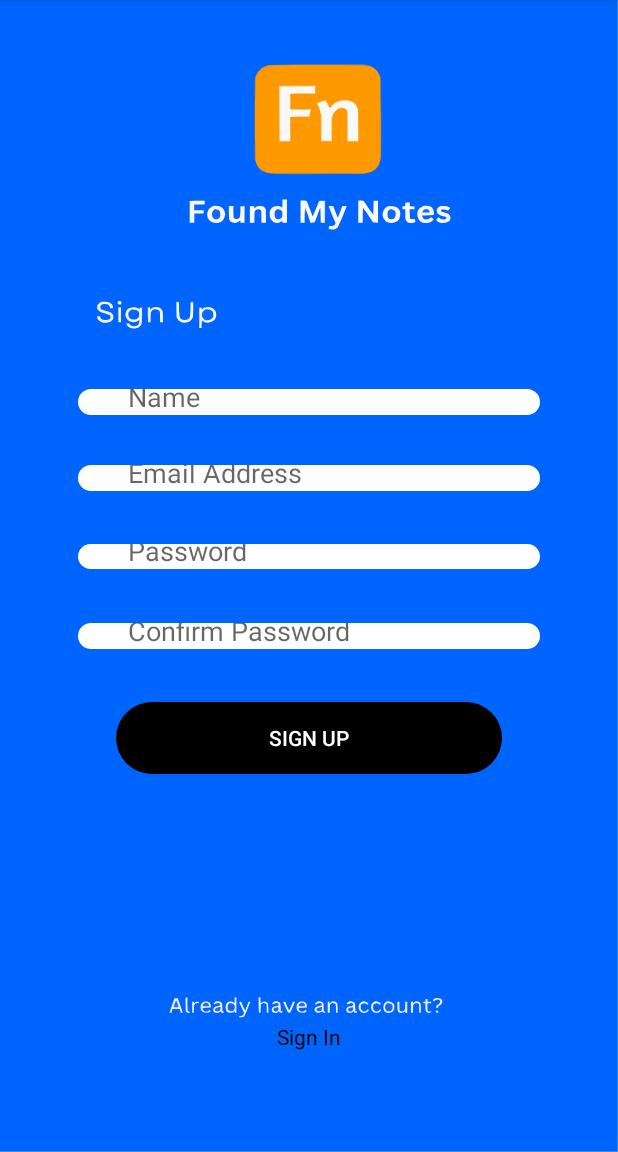
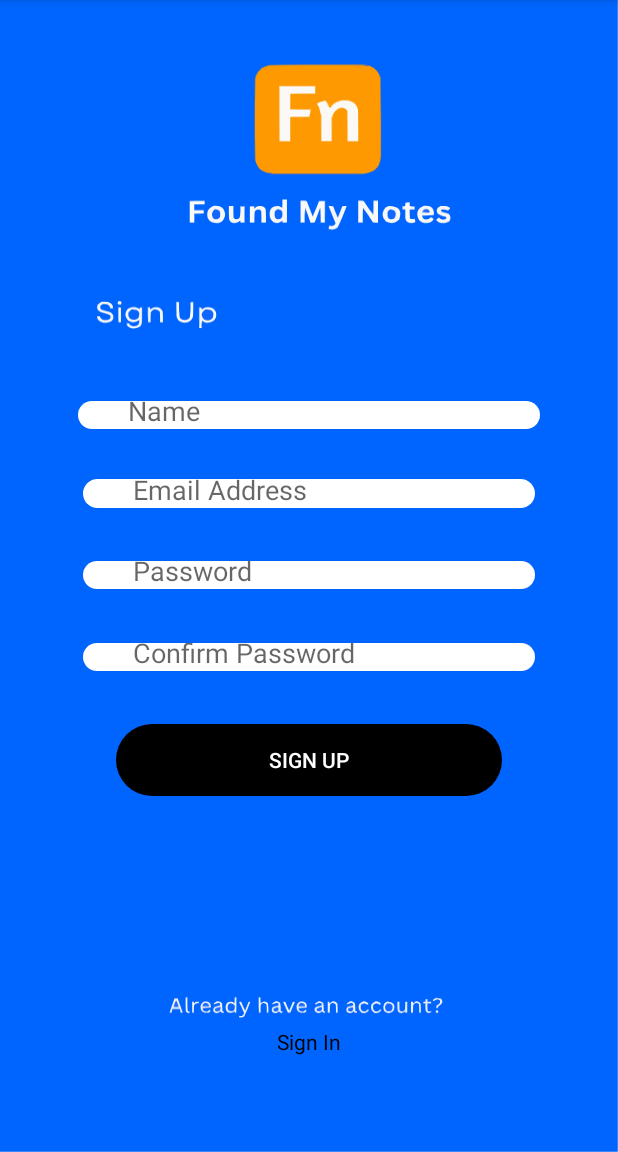
Before and after one commit to JohnChristianIdul/FoundMyNotes, an Android app: the Signup screen opened directly, with no data from a screen before it, on a phone screen of 412 x 824 dp, the part 84-1236 px from its top. Run offline under Robolectric (Android 15) with nearby library versions, the phone set to English and light mode, and no system bars.

Commit message:
Log in and Sign Up fixed textfields

```diff
--- a/app/src/main/java/com/example/foundmynotes/MainActivity.java
+++ b/app/src/main/java/com/example/foundmynotes/MainActivity.java
@@ -10,13 +10,12 @@ import android.widget.Button;
 
 public class MainActivity extends AppCompatActivity {
     Button btngetstarted;
-    @SuppressLint("MissingInflatedId")
     @Override
     protected void onCreate(Bundle savedInstanceState) {
         super.onCreate(savedInstanceState);
         setContentView(R.layout.activity_main);
 
-        btngetstarted= findViewById(R.id.btngetstarted);
+        btngetstarted = findViewById(R.id.btngetstarted);
 
         btngetstarted.setOnClickListener(new View.OnClickListener() {
             @Override
--- a/app/src/main/res/layout/activity_login.xml
+++ b/app/src/main/res/layout/activity_login.xml
@@ -23,8 +23,8 @@
 
     <EditText
         android:id="@+id/tfemail_address_login"
-        android:layout_width="0dp"
-        android:layout_height="0dp"
+        android:layout_width="300dp"
+        android:layout_height="50dp"
         android:layout_marginStart="52dp"
         android:layout_marginEnd="52dp"
         android:layout_marginBottom="21dp"
@@ -35,13 +35,14 @@
         android:paddingLeft="50px"
         app:layout_constraintBottom_toTopOf="@+id/tf_password_login"
         app:layout_constraintEnd_toEndOf="parent"
+        app:layout_constraintHorizontal_bias="0.0"
         app:layout_constraintStart_toStartOf="parent"
         app:layout_constraintTop_toBottomOf="@+id/textView" />
 
     <EditText
         android:id="@+id/tf_password_login"
-        android:layout_width="0dp"
-        android:layout_height="0dp"
+        android:layout_width="300dp"
+        android:layout_height="50dp"
         android:layout_marginStart="52dp"
         android:layout_marginEnd="52dp"
         android:layout_marginBottom="19dp"
--- a/app/src/main/res/layout/activity_signup.xml
+++ b/app/src/main/res/layout/activity_signup.xml
@@ -9,11 +9,28 @@
 
 
     <EditText
+        android:id="@+id/tfemail_address"
+        android:layout_width="0dp"
+        android:layout_height="0dp"
+        android:layout_marginStart="55dp"
+        android:layout_marginEnd="55dp"
+        android:layout_marginBottom="35dp"
+        android:background="@drawable/textfield"
+        android:ems="10"
+        android:hint="@string/email"
+        android:inputType="textPersonName"
+        android:paddingLeft="50px"
+        app:layout_constraintBottom_toTopOf="@+id/tfpassword"
+        app:layout_constraintEnd_toEndOf="parent"
+        app:layout_constraintStart_toStartOf="parent"
+        app:layout_constraintTop_toBottomOf="@+id/tfname" />
+
+    <EditText
         android:id="@+id/tfname"
         android:layout_width="0dp"
         android:layout_height="0dp"
         android:layout_marginStart="52dp"
-        android:layout_marginTop="259dp"
+        android:layout_marginTop="267dp"
         android:layout_marginEnd="52dp"
         android:layout_marginBottom="33dp"
         android:background="@drawable/textfield"
@@ -27,45 +44,11 @@
         app:layout_constraintTop_toTopOf="parent" />
 
     <EditText
-        android:id="@+id/tfemail_address"
-        android:layout_width="0dp"
-        android:layout_height="0dp"
-        android:layout_marginStart="52dp"
-        android:layout_marginEnd="52dp"
-        android:layout_marginBottom="35dp"
-        android:background="@drawable/textfield"
-        android:ems="10"
-        android:hint="@string/email"
-        android:inputType="textPersonName"
-        android:paddingLeft="50px"
-        app:layout_constraintBottom_toTopOf="@+id/tfpassword"
-        app:layout_constraintEnd_toEndOf="parent"
-        app:layout_constraintStart_toStartOf="parent"
-        app:layout_constraintTop_toBottomOf="@+id/tfname" />
-
-    <EditText
-        android:id="@+id/tfpassword"
-        android:layout_width="0dp"
-        android:layout_height="0dp"
-        android:layout_marginStart="52dp"
-        android:layout_marginEnd="52dp"
-        android:layout_marginBottom="36dp"
-        android:background="@drawable/textfield"
-        android:ems="10"
-        android:hint="Password"
-        android:inputType="textPassword"
-        android:paddingLeft="50px"
-        app:layout_constraintBottom_toTopOf="@+id/tfconfirmpassword"
-        app:layout_constraintEnd_toEndOf="parent"
-        app:layout_constraintStart_toStartOf="parent"
-        app:layout_constraintTop_toBottomOf="@+id/tfemail_address" />
-
-    <EditText
         android:id="@+id/tfconfirmpassword"
         android:layout_width="0dp"
         android:layout_height="0dp"
-        android:layout_marginStart="52dp"
-        android:layout_marginEnd="52dp"
+        android:layout_marginStart="55dp"
+        android:layout_marginEnd="55dp"
         android:layout_marginBottom="35dp"
         android:background="@drawable/textfield"
         android:ems="10"
@@ -83,7 +66,7 @@
         android:layout_height="wrap_content"
         android:layout_marginStart="77dp"
         android:layout_marginEnd="77dp"
-        android:layout_marginBottom="165dp"
+        android:layout_marginBottom="154dp"
         android:background="@drawable/button"
         android:backgroundTint="@color/black"
         android:text="Sign Up"
@@ -93,11 +76,28 @@
         app:layout_constraintStart_toStartOf="parent"
         app:layout_constraintTop_toBottomOf="@+id/tfconfirmpassword" />
 
+    <EditText
+        android:id="@+id/tfpassword"
+        android:layout_width="0dp"
+        android:layout_height="0dp"
+        android:layout_marginStart="55dp"
+        android:layout_marginEnd="55dp"
+        android:layout_marginBottom="36dp"
+        android:background="@drawable/textfield"
+        android:ems="10"
+        android:hint="Password"
+        android:inputType="textPassword"
+        android:paddingLeft="50px"
+        app:layout_constraintBottom_toTopOf="@+id/tfconfirmpassword"
+        app:layout_constraintEnd_toEndOf="parent"
+        app:layout_constraintStart_toStartOf="parent"
+        app:layout_constraintTop_toBottomOf="@+id/tfemail_address" />
+
     <TextView
         android:id="@+id/tfLogin"
         android:layout_width="wrap_content"
         android:layout_height="wrap_content"
-        android:layout_marginBottom="67dp"
+        android:layout_marginBottom="64dp"
         android:text="@string/signin"
         android:textColor="@color/black"
         app:layout_constraintBottom_toBottomOf="parent"
--- a/app/src/main/res/layout/activity_study_page.xml
+++ b/app/src/main/res/layout/activity_study_page.xml
@@ -30,7 +30,7 @@
         app:layout_constraintHorizontal_bias="0.0"
         app:layout_constraintStart_toEndOf="@+id/btnHome1"
         app:layout_constraintTop_toBottomOf="@+id/btnFlashCards"
-        app:layout_constraintVertical_bias="0.0" />
+        app:layout_constraintVertical_bias="1.0" />
 
     <Button
         android:id="@+id/btnReport1"
@@ -42,7 +42,8 @@
         app:layout_constraintEnd_toStartOf="@+id/btnProfile1"
         app:layout_constraintHorizontal_bias="1.0"
         app:layout_constraintStart_toStartOf="parent"
-        app:layout_constraintTop_toBottomOf="@+id/btnFlashCards" />
+        app:layout_constraintTop_toBottomOf="@+id/btnFlashCards"
+        app:layout_constraintVertical_bias="1.0" />
 
     <Button
         android:id="@+id/btnProfile1"
@@ -60,6 +61,7 @@
         android:id="@+id/btnReminders"
         android:layout_width="267dp"
         android:layout_height="146dp"
+        android:layout_marginTop="20dp"
         android:alpha="0"
         app:layout_constraintEnd_toEndOf="parent"
         app:layout_constraintStart_toStartOf="parent"
@@ -76,7 +78,7 @@
         app:layout_constraintHorizontal_bias="0.562"
         app:layout_constraintStart_toStartOf="parent"
         app:layout_constraintTop_toBottomOf="@+id/btnReminders"
-        app:layout_constraintVertical_bias="0.004" />
+        app:layout_constraintVertical_bias="0.0" />
 
     <Button
         android:id="@+id/btnNotes"
```
Also changed, not shown: app/src/main/res/themes.xml (renamed from app/src/main/res/values-night/themes.xml).
